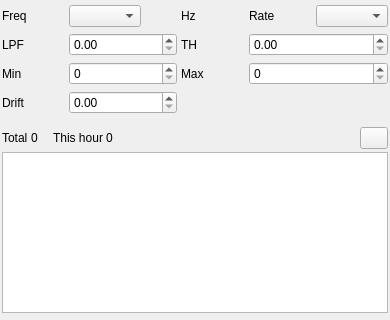
Old version of the form plugins/channelrx/meteor/meteorgui.ui in the repository srcejon/sdrangel; both pictures show x 0 to 390 and y 0 to 320 of the 390 by 980 pixel window.
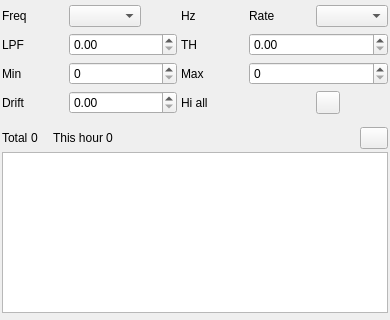
New version of the form. Custom widgets are drawn as their Qt base class.

Commit message: Manage highlighted meteor detections

```diff
--- a/plugins/channelrx/meteor/meteorgui.ui
+++ b/plugins/channelrx/meteor/meteorgui.ui
@@ -176,6 +176,16 @@
     <item row="3" column="1" colspan="2">
      <widget class="QDoubleSpinBox" name="maxFrequencyDrift"/>
     </item>
+    <item row="3" column="3" colspan="2">
+     <widget class="QLabel" name="highlightDetectionsLabel">
+      <property name="text">
+       <string>Hi all</string>
+      </property>
+     </widget>
+    </item>
+    <item row="3" column="5">
+     <widget class="ButtonSwitch" name="highlightAllDetections"/>
+    </item>
    </layout>
   </widget>
   <widget class="QWidget" name="detectionsContainer" native="true">
@@ -453,6 +463,11 @@
    <header>gui/valuedialz.h</header>
    <container>1</container>
   </customwidget>
+  <customwidget>
+   <class>ButtonSwitch</class>
+   <extends>QToolButton</extends>
+   <header>gui/buttonswitch.h</header>
+  </customwidget>
   <customwidget>
    <class>QChartView</class>
    <extends>QGraphicsView</extends>
```
The commit also changes 2 other files.
